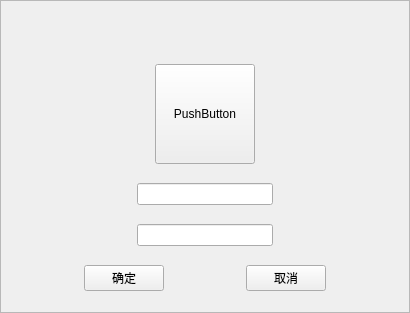
Above: QQdemo/setting.ui from Mine268/chatroom_qt before the change. Below: the same form after it.
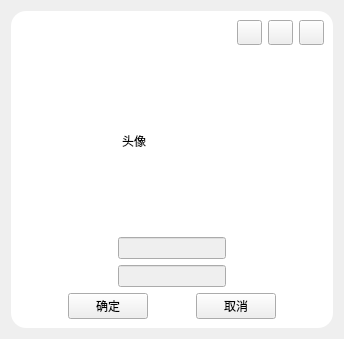
That is the form after the change. Icons and pictures are not drawn.

```diff
--- a/QQdemo/setting.ui
+++ b/QQdemo/setting.ui
@@ -2,41 +2,22 @@
 <ui version="4.0">
  <class>Setting</class>
  <widget class="QWidget" name="Setting">
-  <property name="geometry">
-   <rect>
-    <x>0</x>
-    <y>0</y>
-    <width>410</width>
-    <height>313</height>
-   </rect>
-  </property>
-  <property name="maximumSize">
-   <size>
-    <width>410</width>
-    <height>313</height>
-   </size>
-  </property>
   <property name="windowTitle">
    <string>Form</string>
   </property>
   <layout class="QVBoxLayout" name="verticalLayout">
-   <property name="spacing">
-    <number>0</number>
-   </property>
-   <property name="leftMargin">
-    <number>0</number>
-   </property>
-   <property name="topMargin">
-    <number>0</number>
-   </property>
-   <property name="rightMargin">
-    <number>0</number>
-   </property>
-   <property name="bottomMargin">
-    <number>0</number>
-   </property>
    <item>
     <widget class="QFrame" name="frame">
+     <property name="styleSheet">
+      <string notr="true">QFrame
+{
+	background-color:rgb(255,255,255);
+
+	border:none;
+	border-radius:15px;
+
+}</string>
+     </property>
      <property name="frameShape">
       <enum>QFrame::StyledPanel</enum>
      </property>
@@ -44,71 +25,25 @@
       <enum>QFrame::Raised</enum>
      </property>
      <layout class="QVBoxLayout" name="verticalLayout_2">
-      <property name="spacing">
-       <number>0</number>
-      </property>
-      <property name="leftMargin">
-       <number>0</number>
-      </property>
-      <property name="topMargin">
-       <number>0</number>
-      </property>
-      <property name="rightMargin">
-       <number>0</number>
-      </property>
-      <property name="bottomMargin">
-       <number>0</number>
-      </property>
       <item>
-       <layout class="QHBoxLayout" name="horizontalLayout_5">
-        <property name="spacing">
-         <number>0</number>
-        </property>
-        <item>
-         <spacer name="horizontalSpacer_6">
-          <property name="orientation">
-           <enum>Qt::Horizontal</enum>
-          </property>
-          <property name="sizeHint" stdset="0">
-           <size>
-            <width>40</width>
-            <height>20</height>
-           </size>
-          </property>
-         </spacer>
-        </item>
-        <item>
-         <widget class="QWidget" name="widget" native="true">
-          <property name="minimumSize">
-           <size>
-            <width>0</width>
-            <height>25</height>
-           </size>
-          </property>
-          <property name="maximumSize">
-           <size>
-            <width>16777215</width>
-            <height>25</height>
-           </size>
-          </property>
           <layout class="QHBoxLayout" name="horizontalLayout_4">
-           <property name="spacing">
-            <number>0</number>
-           </property>
-           <property name="leftMargin">
-            <number>0</number>
-           </property>
-           <property name="topMargin">
-            <number>0</number>
-           </property>
-           <property name="rightMargin">
-            <number>0</number>
-           </property>
-           <property name="bottomMargin">
-            <number>0</number>
-           </property>
+        <item>
+         <spacer name="horizontalSpacer_6">
+          <property name="orientation">
+           <enum>Qt::Horizontal</enum>
+          </property>
+          <property name="sizeHint" stdset="0">
+           <size>
+            <width>40</width>
+            <height>20</height>
+           </size>
+          </property>
+         </spacer>
+        </item>
            <item>
-            <widget class="QPushButton" name="minimize">
+         <layout class="QHBoxLayout" name="horizontalLayout">
+          <item>
+           <widget class="QToolButton" name="minimize">
              <property name="minimumSize">
               <size>
                <width>25</width>
@@ -134,13 +69,10 @@
                <height>25</height>
               </size>
              </property>
-             <property name="flat">
-              <bool>true</bool>
-             </property>
             </widget>
            </item>
            <item>
-            <widget class="QPushButton" name="maximize">
+           <widget class="QToolButton" name="maximize">
              <property name="sizePolicy">
               <sizepolicy hsizetype="Fixed" vsizetype="Fixed">
                <horstretch>0</horstretch>
@@ -172,13 +104,16 @@
                <height>25</height>
               </size>
              </property>
-             <property name="flat">
-              <bool>true</bool>
-             </property>
             </widget>
            </item>
            <item>
-            <widget class="QPushButton" name="close">
+           <widget class="QToolButton" name="close">
+            <property name="minimumSize">
+             <size>
+              <width>25</width>
+              <height>25</height>
+             </size>
+            </property>
              <property name="maximumSize">
               <size>
                <width>25</width>
@@ -198,21 +133,27 @@
                <height>25</height>
               </size>
              </property>
-             <property name="flat">
-              <bool>true</bool>
-             </property>
             </widget>
            </item>
           </layout>
-         </widget>
         </item>
        </layout>
       </item>
       <item>
-       <layout class="QHBoxLayout" name="horizontalLayout">
-        <property name="spacing">
-         <number>0</number>
+       <spacer name="verticalSpacer">
+        <property name="orientation">
+         <enum>Qt::Vertical</enum>
         </property>
+        <property name="sizeHint" stdset="0">
+         <size>
+          <width>20</width>
+          <height>40</height>
+         </size>
+        </property>
+       </spacer>
+      </item>
+      <item>
+       <layout class="QHBoxLayout" name="horizontalLayout_5">
         <item>
          <spacer name="horizontalSpacer">
           <property name="orientation">
@@ -220,23 +161,14 @@
           </property>
           <property name="sizeHint" stdset="0">
            <size>
-            <width>40</width>
+            <width>102</width>
             <height>20</height>
            </size>
           </property>
          </spacer>
         </item>
         <item>
-         <widget class="QPushButton" name="picture">
-          <property name="enabled">
-           <bool>true</bool>
-          </property>
-          <property name="sizePolicy">
-           <sizepolicy hsizetype="Maximum" vsizetype="Maximum">
-            <horstretch>0</horstretch>
-            <verstretch>0</verstretch>
-           </sizepolicy>
-          </property>
+         <widget class="QLabel" name="label">
           <property name="minimumSize">
            <size>
             <width>100</width>
@@ -250,7 +182,7 @@
            </size>
           </property>
           <property name="text">
-           <string>PushButton</string>
+           <string>头像</string>
           </property>
          </widget>
         </item>
@@ -261,7 +193,7 @@
           </property>
           <property name="sizeHint" stdset="0">
            <size>
-            <width>40</width>
+            <width>102</width>
             <height>20</height>
            </size>
           </property>
@@ -269,6 +201,19 @@
         </item>
        </layout>
       </item>
+      <item>
+       <spacer name="verticalSpacer_2">
+        <property name="orientation">
+         <enum>Qt::Vertical</enum>
+        </property>
+        <property name="sizeHint" stdset="0">
+         <size>
+          <width>20</width>
+          <height>40</height>
+         </size>
+        </property>
+       </spacer>
+      </item>
       <item>
        <layout class="QHBoxLayout" name="horizontalLayout_2">
         <property name="spacing">
@@ -288,7 +233,11 @@
          </spacer>
         </item>
         <item>
-         <widget class="QLineEdit" name="lineEdit"/>
+         <widget class="QLineEdit" name="userid">
+          <property name="enabled">
+           <bool>false</bool>
+          </property>
+         </widget>
         </item>
         <item>
          <spacer name="horizontalSpacer_4">
@@ -324,7 +273,11 @@
          </spacer>
         </item>
         <item>
-         <widget class="QLineEdit" name="lineEdit_2"/>
+         <widget class="QLineEdit" name="username">
+          <property name="enabled">
+           <bool>false</bool>
+          </property>
+         </widget>
         </item>
         <item>
          <spacer name="horizontalSpacer_7">
```
Lines whose indentation alone changed are shown as unchanged.
